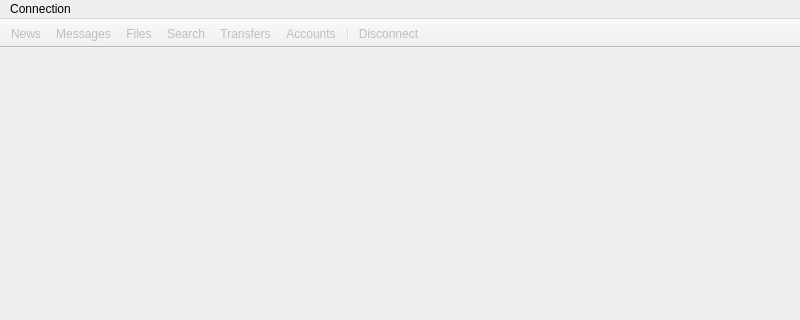
Before: the Qt Designer form qw_client/QwcConnectionMainWindow.ui in pcjpnet/qwired-suite, drawn with Qt 5; both pictures show x 0 to 800 and y 0 to 320 of the 800 by 600 pixel window.
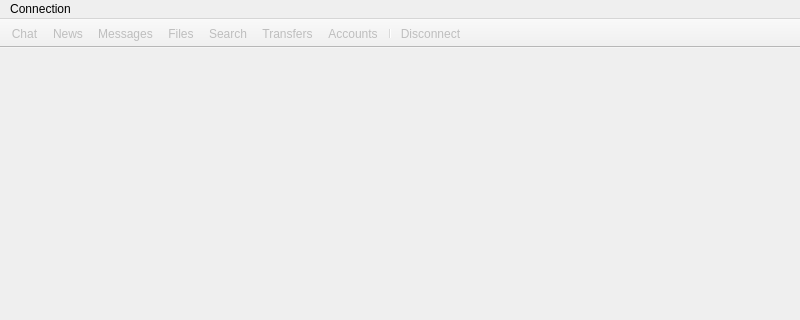
After: the same form once the commit is applied. Icons and pictures are not drawn.

Commit message: Updated icons in the connection window.

```diff
--- a/qw_client/QwcConnectionMainWindow.ui
+++ b/qw_client/QwcConnectionMainWindow.ui
@@ -68,6 +68,7 @@
    <attribute name="toolBarBreak">
     <bool>false</bool>
    </attribute>
+   <addaction name="actionChat"/>
    <addaction name="actionNews"/>
    <addaction name="actionMessages"/>
    <addaction name="actionFiles"/>
```
Left out of the diff: 38 changed lines with no effect on the pictures. The commit also changes 3 other files.
